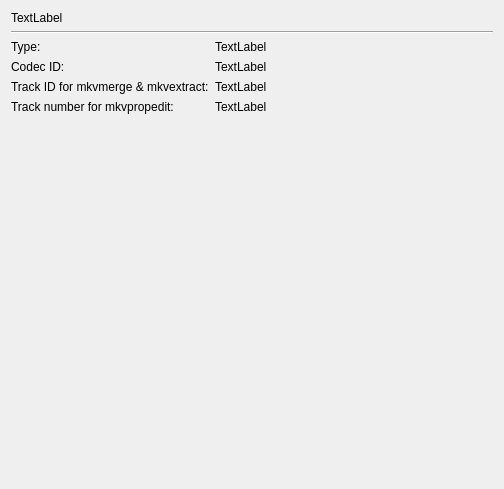
Above: src/mkvtoolnix-gui/forms/header_editor/track_type_page.ui from jpsdr/MKVToolnix-Windows-7 before the change. Below: the same form after it.
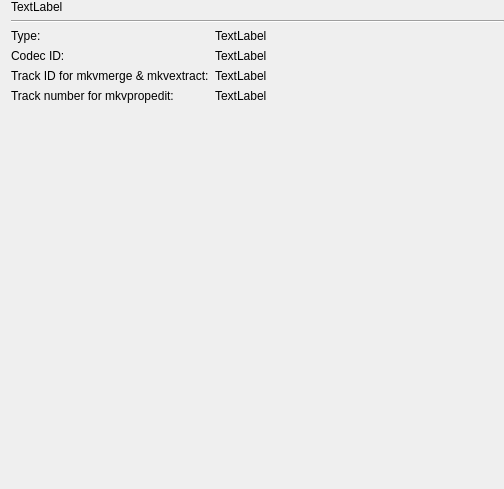
That is the form after the change.

Commit message: GUI: fix margins in header and chapter editors

Patch:
```diff
--- a/src/mkvtoolnix-gui/forms/header_editor/track_type_page.ui
+++ b/src/mkvtoolnix-gui/forms/header_editor/track_type_page.ui
@@ -14,6 +14,15 @@
    <string notr="true">Form</string>
   </property>
   <layout class="QVBoxLayout" name="verticalLayout">
+   <property name="topMargin">
+    <number>0</number>
+   </property>
+   <property name="rightMargin">
+    <number>0</number>
+   </property>
+   <property name="bottomMargin">
+    <number>0</number>
+   </property>
    <item>
     <widget class="QLabel" name="m_lTitle">
      <property name="text">
```
The commit also changes 3 other files.
